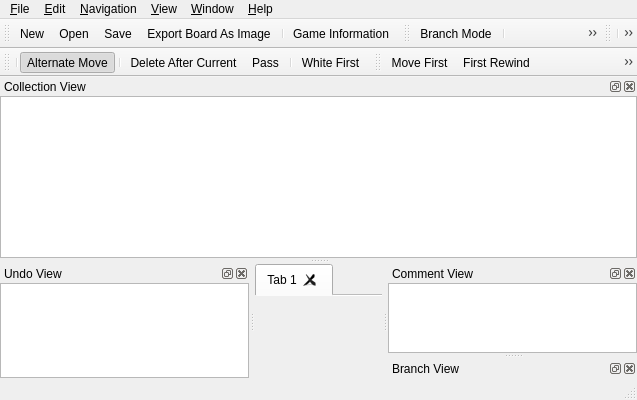
Old version of the form branches/2.0.0/mainwindow.ui in the repository nullx002/mugo.
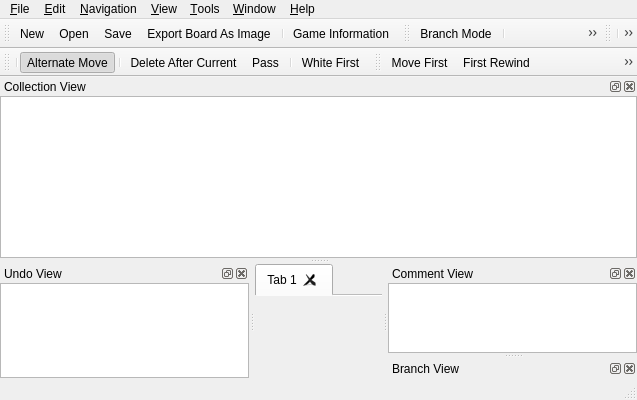
New version of the form. Icons and pictures are not drawn.

Diff of the .ui file:
```diff
--- a/branches/2.0.0/mainwindow.ui
+++ b/branches/2.0.0/mainwindow.ui
@@ -319,10 +319,17 @@
     <addaction name="actionFlipVertically"/>
     <addaction name="actionResetBoard"/>
    </widget>
+   <widget class="QMenu" name="menuTools">
+    <property name="title">
+     <string>&amp;Tools</string>
+    </property>
+    <addaction name="actionOptions"/>
+   </widget>
    <addaction name="menuFile"/>
    <addaction name="menuEdit"/>
    <addaction name="menuNavigation"/>
    <addaction name="menu_View"/>
+   <addaction name="menuTools"/>
    <addaction name="menuWindow"/>
    <addaction name="menuHelp"/>
   </widget>
```
Left out of the diff: 9 changed lines with no effect on the pictures.
